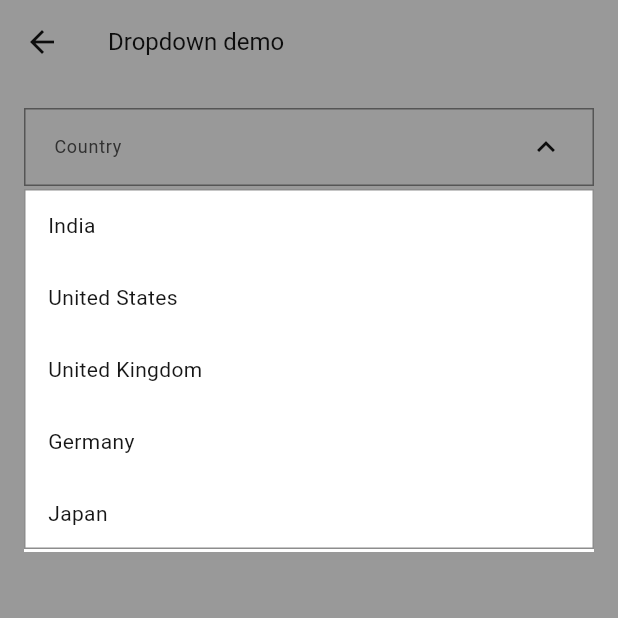
After one commit to Asif-Faizal/Flutter-Form-Engine, a Flutter app: the DropdownDemoScreen screen opened directly, after a tap on the "keyboard arrow down" icon, on a phone screen of 412 x 824 dp, the top half of it. The commit adds this screen. Run offline on Flutter 3.47's test engine with Material 3 defaults, Android fonts, the light colour scheme and no system bars; our stand-ins replace equatable, flutter_bloc, get_it; Roboto replaces fonts that are missing (IBMPlexSans).

Commit message:
feat: enhance dropdown functionality and add searchable dropdown widget
- Rebuilt DropdownFieldWidget to improve state management and UI interaction.
- Introduced FormEngineDropdownOverlay for better dropdown presentation and user experience.
- Added SearchableDropdownFieldWidget for enhanced selection capabilities.
- Updated FormEngineLocator to register the new searchable dropdown field type.
- Enhanced theming support with new overlay scrim color in FormEngineTheme.
- Updated example app to demonstrate new dropdown features and searchable dropdown functionality.

```diff
--- a/example/lib/main.dart
+++ b/example/lib/main.dart
@@ -1,13 +1,11 @@
 import 'package:flutter/material.dart';
-import 'package:flutter_form_engine/flutter_form_engine.dart';
 
 import 'screens/custom_demo_screen.dart';
 import 'screens/home_screen.dart';
 import 'theme/app_theme.dart';
 
 void main() {
-  FormEngineLocator.setup(theme: AppTheme.formEngineTheme);
-  registerExampleCustomWidgets();
+  registerExampleCustomWidgets(theme: AppTheme.formEngineTheme);
   runApp(const ExampleApp());
 }
 
--- a/example/lib/screens/custom_demo_screen.dart
+++ b/example/lib/screens/custom_demo_screen.dart
@@ -59,10 +59,11 @@ class _CustomDemoScreenState extends State<CustomDemoScreen> {
   }
 }
 
-/// Registers example custom widgets. Call from `main()` before `runApp`.
-void registerExampleCustomWidgets() {
+/// Sets up the form engine with the example's custom widgets.
+/// Call once from `main()` before `runApp`.
+void registerExampleCustomWidgets({required FormEngineTheme theme}) {
   FormEngineLocator.setup(
-    theme: FormEngineLocator.theme,
+    theme: theme,
     customWidgets: [
       MapEntry(
         FieldType.custom,
@@ -94,6 +95,5 @@ void registerExampleCustomWidgets() {
         },
       ),
     ],
-    reset: true,
   );
 }
--- a/example/lib/screens/dropdown_demo_screen.dart
+++ b/example/lib/screens/dropdown_demo_screen.dart
@@ -22,7 +22,6 @@ class _DropdownDemoScreenState extends State<DropdownDemoScreen> {
         'key': 'country',
         'type': 'dropdown',
         'label': 'Country',
-        'hint': 'Select a country',
         'validations': [
           {'rule': 'required', 'message': 'Please select a country'},
         ],
--- a/lib/flutter_form_engine.dart
+++ b/lib/flutter_form_engine.dart
@@ -45,6 +45,7 @@ export 'src/widgets/fields/date_field_widget.dart';
 export 'src/widgets/fields/dropdown_field_widget.dart';
 export 'src/widgets/fields/multi_select_field_widget.dart';
 export 'src/widgets/fields/radio_field_widget.dart';
+export 'src/widgets/fields/searchable_dropdown_field_widget.dart';
 export 'src/widgets/fields/time_field_widget.dart';
 
 // DI
--- a/lib/src/di/form_engine_locator.dart
+++ b/lib/src/di/form_engine_locator.dart
@@ -14,6 +14,7 @@ import '../widgets/fields/date_field_widget.dart';
 import '../widgets/fields/dropdown_field_widget.dart';
 import '../widgets/fields/multi_select_field_widget.dart';
 import '../widgets/fields/radio_field_widget.dart';
+import '../widgets/fields/searchable_dropdown_field_widget.dart';
 import '../widgets/fields/time_field_widget.dart';
 import '../widgets/fields/text_field_widget.dart';
 
@@ -111,6 +112,28 @@ abstract final class FormEngineLocator {
         required resolvedOptions,
       }) =>
           DropdownFieldWidget(
+            schema: schema,
+            value: value,
+            error: error,
+            enabled: enabled,
+            onChanged: onChanged,
+            onFocusLost: onFocusLost,
+            resolvedOptions: resolvedOptions,
+          ),
+    );
+
+    registry.register(
+      FieldType.searchableDropdown,
+      ({
+        required schema,
+        required value,
+        required error,
+        required enabled,
+        required onChanged,
+        required onFocusLost,
+        required resolvedOptions,
+      }) =>
+          SearchableDropdownFieldWidget(
             schema: schema,
             value: value,
             error: error,
--- a/lib/src/theme/form_engine_theme.dart
+++ b/lib/src/theme/form_engine_theme.dart
@@ -25,6 +25,7 @@ class FormEngineTheme extends Equatable {
     this.fontSizeBody = 14,
     this.fontSizeLabel = 12,
     this.fontSizeHint = 12,
+    this.overlayScrimColor = const Color(0x66000000),
   });
 
   final Color primaryColor;
@@ -45,6 +46,7 @@ class FormEngineTheme extends Equatable {
   final double fontSizeBody;
   final double fontSizeLabel;
   final double fontSizeHint;
+  final Color overlayScrimColor;
 
   /// IBM Carbon Design System defaults (light mode).
   factory FormEngineTheme.carbon({String? fontFamily}) {
@@ -84,6 +86,7 @@ class FormEngineTheme extends Equatable {
     double? fontSizeBody,
     double? fontSizeLabel,
     double? fontSizeHint,
+    Color? overlayScrimColor,
   }) {
     return FormEngineTheme(
       primaryColor: primaryColor ?? this.primaryColor,
@@ -104,6 +107,7 @@ class FormEngineTheme extends Equatable {
       fontSizeBody: fontSizeBody ?? this.fontSizeBody,
       fontSizeLabel: fontSizeLabel ?? this.fontSizeLabel,
       fontSizeHint: fontSizeHint ?? this.fontSizeHint,
+      overlayScrimColor: overlayScrimColor ?? this.overlayScrimColor,
     );
   }
 
--- a/lib/src/widgets/fields/dropdown_field_widget.dart
+++ b/lib/src/widgets/fields/dropdown_field_widget.dart
@@ -1,58 +1,125 @@
 import 'package:flutter/material.dart';
 
-import 'base_field_widget.dart';
+import '../../di/form_engine_locator.dart';
+import '../../models/field_option.dart';
+import '../../models/field_schema.dart';
+import 'form_engine_dropdown_overlay.dart';
 
-class DropdownFieldWidget extends BaseFieldWidget {
+class DropdownFieldWidget extends StatefulWidget {
   const DropdownFieldWidget({
     super.key,
-    required super.schema,
-    required super.value,
-    required super.error,
-    required super.enabled,
-    required super.onChanged,
-    required super.onFocusLost,
-    required super.resolvedOptions,
+    required this.schema,
+    required this.value,
+    required this.error,
+    required this.enabled,
+    required this.onChanged,
+    required this.onFocusLost,
+    required this.resolvedOptions,
   });
+
+  final FieldSchema schema;
+  final dynamic value;
+  final String? error;
+  final bool enabled;
+  final ValueChanged<dynamic> onChanged;
+  final VoidCallback onFocusLost;
+  final List<FieldOption> resolvedOptions;
+
+  @override
+  State<DropdownFieldWidget> createState() => _DropdownFieldWidgetState();
+}
+
+class _DropdownFieldWidgetState extends State<DropdownFieldWidget> {
+  final _anchorKey = GlobalKey();
+  var _isOpen = false;
+
+  List<FieldOption> get _options =>
+      widget.resolvedOptions.isNotEmpty
+          ? widget.resolvedOptions
+          : widget.schema.options;
+
+  dynamic get _selectedValue {
+    final optionValues = _options.map((option) => option.value).toSet();
+    return optionValues.contains(widget.value) ? widget.value : null;
+  }
+
+  String? get _displayLabel {
+    if (_selectedValue == null) return null;
+    for (final option in _options) {
+      if (option.value == _selectedValue) return option.label;
+    }
+    return null;
+  }
+
+  InputDecoration _decoration(BuildContext context) {
+    final base = InputDecoration(
+      labelText: widget.schema.label,
+      hintText: widget.schema.hint,
+      errorText: widget.error,
+    ).applyDefaults(Theme.of(context).inputDecorationTheme);
+
+    return base;
+  }
+
+  Future<void> _openMenu() async {
+    if (!widget.enabled || _options.isEmpty) return;
+
+    setState(() => _isOpen = true);
+
+    await FormEngineDropdownOverlay.show(
+      anchorKey: _anchorKey,
+      options: _options,
+      selectedValue: _selectedValue,
+      onSelected: (selected) {
+        widget.onChanged(selected);
+        widget.onFocusLost();
+      },
+      onDismissed: () {
+        if (mounted) setState(() => _isOpen = false);
+      },
+    );
+  }
 
   @override
   Widget build(BuildContext context) {
-    final options =
-        resolvedOptions.isNotEmpty ? resolvedOptions : schema.options;
-
-    final optionValues = options.map((option) => option.value).toSet();
-    final selectedValue = optionValues.contains(value) ? value : null;
+    final theme = FormEngineLocator.theme;
+    final displayLabel = _displayLabel;
 
     return Column(
-      crossAxisAlignment: CrossAxisAlignment.start,
+      crossAxisAlignment: CrossAxisAlignment.stretch,
       mainAxisSize: MainAxisSize.min,
       children: [
-        DropdownButtonFormField<dynamic>(
-          initialValue: selectedValue,
-          isExpanded: true,
-          style: Theme.of(context).textTheme.bodyMedium,
-          decoration: InputDecoration(
-            labelText: schema.label,
-            hintText: schema.hint,
-            errorText: error,
-          ).applyDefaults(Theme.of(context).inputDecorationTheme),
-          onTap: () {},
-          items: options
-              .map(
-                (o) => DropdownMenuItem<dynamic>(
-                  value: o.value,
+        InputDecorator(
+          key: _anchorKey,
+          decoration: _decoration(context),
+          isEmpty: displayLabel == null,
+          child: InkWell(
+            onTap: widget.enabled ? _openMenu : null,
+            child: Row(
+              children: [
+                Expanded(
                   child: Text(
-                    o.label,
-                    style: Theme.of(context).textTheme.bodyMedium,
+                    displayLabel ?? widget.schema.hint ?? '',
+                    style: Theme.of(context).textTheme.bodyMedium?.copyWith(
+                          color: displayLabel == null
+                              ? theme.hintColor
+                              : theme.onSurfaceColor,
+                        ),
+                    overflow: TextOverflow.ellipsis,
                   ),
                 ),
-              )
-              .toList(),
-          onChanged: enabled
-              ? (selected) {
-                  onChanged(selected);
-                  onFocusLost();
-                }
-              : null,
+                AnimatedRotation(
+                  turns: _isOpen ? 0.5 : 0,
+                  duration: const Duration(milliseconds: 220),
+                  curve: Curves.easeOutCubic,
+                  child: Icon(
+                    Icons.keyboard_arrow_down,
+                    color: theme.onSurfaceColor,
+                  ),
+                ),
+              ],
+            ),
+          ),
         ),
       ],
     );
--- /dev/null
+++ b/lib/src/widgets/fields/form_engine_dropdown_overlay.dart
@@ -0,0 +1,335 @@
+import 'dart:async';
+import 'dart:math' as math;
+
+import 'package:flutter/material.dart';
+
+import '../../di/form_engine_locator.dart';
+import '../../models/field_option.dart';
+import '../../theme/form_engine_theme.dart';
+
+/// Shows a modal dropdown panel anchored directly below [anchorKey].
+abstract final class FormEngineDropdownOverlay {
+  static _DropdownOverlayLayerState? _activeState;
+
+  static Future<void> dismissActive() async {
+    await _activeState?._close();
+  }
+
+  static Future<void> show({
+    required GlobalKey anchorKey,
+    required List<FieldOption> options,
+    required dynamic selectedValue,
+    required ValueChanged<dynamic> onSelected,
+    required VoidCallback onDismissed,
+  }) async {
+    final anchorContext = anchorKey.currentContext;
+    if (anchorContext == null) return;
+
+    final renderBox = anchorContext.findRenderObject() as RenderBox?;
+    if (renderBox == null || !renderBox.hasSize) return;
+
+    final overlay = Overlay.of(anchorContext, rootOverlay: true);
+    final theme = FormEngineLocator.theme;
+    final mediaQuery = MediaQuery.of(anchorContext);
+    final screenSize = mediaQuery.size;
+
+    await dismissActive();
+
+    final anchorOffset = renderBox.localToGlobal(Offset.zero);
+    final anchorSize = renderBox.size;
+
+    const horizontalPadding = 8.0;
+    const verticalGap = 2.0;
+    const itemHeight = 48.0;
+    const maxMenuHeight = 280.0;
+
+    final left = anchorOffset.dx.clamp(
+      horizontalPadding,
+      screenSize.width - anchorSize.width - horizontalPadding,
+    );
+    final anchorRect =
+        Rect.fromLTWH(left, anchorOffset.dy, anchorSize.width, anchorSize.height);
+    final menuTop = anchorRect.bottom + verticalGap;
+    final availableBelow =
+        screenSize.height - menuTop - mediaQuery.padding.bottom - 16;
+    final menuHeight = math.min(
+      maxMenuHeight,
+      math.min(availableBelow, options.length * itemHeight + 2),
+    );
+    final menuRect =
+        Rect.fromLTWH(anchorRect.left, menuTop, anchorRect.width, menuHeight);
+
+    final completer = Completer<void>();
+    late OverlayEntry entry;
+    entry = OverlayEntry(
+      builder: (overlayContext) {
+        return _DropdownOverlayLayer(
+          theme: theme,
+          anchorRect: anchorRect,
+          menuRect: menuRect,
+          options: options,
+          selectedValue: selectedValue,
+          onAttach: (state) => _activeState = state,
+          onDetach: () {
+            if (_activeState != null) _activeState = null;
+          },
+          onSelected: onSelected,
+          onDismissed: () {
+            onDismissed();
+            if (!completer.isCompleted) completer.complete();
+          },
+          onRemove: () => entry.remove(),
+        );
+      },
+    );
+
+    overlay.insert(entry);
+    return completer.future;
+  }
+}
+
+class _DropdownOverlayLayer extends StatefulWidget {
+  const _DropdownOverlayLayer({
+    required this.theme,
+    required this.anchorRect,
+    required this.menuRect,
+    required this.options,
+    required this.selectedValue,
+    required this.onAttach,
+    required this.onDetach,
+    required this.onSelected,
+    required this.onDismissed,
+    required this.onRemove,
+  });
+
+  final FormEngineTheme theme;
+  final Rect anchorRect;
+  final Rect menuRect;
+  final List<FieldOption> options;
+  final dynamic selectedValue;
+  final ValueChanged<_DropdownOverlayLayerState> onAttach;
+  final VoidCallback onDetach;
+  final ValueChanged<dynamic> onSelected;
+  final VoidCallback onDismissed;
+  final VoidCallback onRemove;
+
+  @override
+  State<_DropdownOverlayLayer> createState() => _DropdownOverlayLayerState();
+}
+
+class _DropdownOverlayLayerState extends State<_DropdownOverlayLayer>
+    with SingleTickerProviderStateMixin {
+  late final AnimationController _controller;
+  late final Animation<double> _fadeAnimation;
+  late final Animation<double> _expandAnimation;
+  var _isClosing = false;
+  var _didClose = false;
+
+  @override
+  void initState() {
+    super.initState();
+    widget.onAttach(this);
+    _controller = AnimationController(
+      vsync: this,
+      duration: const Duration(milliseconds: 240),
+      reverseDuration: const Duration(milliseconds: 180),
+    );
+    _fadeAnimation = CurvedAnimation(
+      parent: _controller,
+      curve: Curves.easeOut,
+      reverseCurve: Curves.easeIn,
+    );
+    _expandAnimation = CurvedAnimation(
+      parent: _controller,
+      curve: Curves.easeOutCubic,
+      reverseCurve: Curves.easeInCubic,
+    );
+    _controller.forward();
+  }
+
+  @override
+  void dispose() {
+    widget.onDetach();
+    _controller.dispose();
+    super.dispose();
+  }
+
+  Future<void> _close({dynamic selected}) async {
+    if (_isClosing || _didClose) return;
+    _isClosing = true;
+    await _controller.reverse();
+    if (!mounted) return;
+    _didClose = true;
+    widget.onRemove();
+    if (selected != null) {
+      widget.onSelected(selected);
+    }
+    widget.onDismissed();
+  }
+
+  @override
+  Widget build(BuildContext context) {
+    return Material(
+      type: MaterialType.transparency,
+      child: PopScope(
+        canPop: false,
+        onPopInvokedWithResult: (didPop, result) {
+          if (!didPop) _close();
+        },
+        child: Stack(
+        fit: StackFit.expand,
+        children: [
+          FadeTransition(
+            opacity: _fadeAnimation,
+            child: GestureDetector(
+              onTap: _close,
+              behavior: HitTestBehavior.opaque,
+              child: CustomPaint(
+                painter: _ScrimWithCutoutPainter(
+                  cutout: widget.menuRect,
+                  color: widget.theme.overlayScrimColor,
+                ),
+                child: const SizedBox.expand(),
+              ),
+            ),
+          ),
+          Positioned.fromRect(
+            rect: widget.menuRect,
+            child: FadeTransition(
+              opacity: _fadeAnimation,
+              child: Align(
+                alignment: Alignment.topCenter,
+                child: SizeTransition(
+                  axisAlignment: -1,
+                  sizeFactor: _expandAnimation,
+                  child: _DropdownMenuPanel(
+                    theme: widget.theme,
+                    options: widget.options,
+                    selectedValue: widget.selectedValue,
+                    onSelected: (value) => _close(selected: value),
+                  ),
+                ),
+              ),
+            ),
+          ),
+        ],
+        ),
+      ),
+    );
+  }
+}
+
+class _ScrimWithCutoutPainter extends CustomPainter {
+  _ScrimWithCutoutPainter({
+    required this.cutout,
+    required this.color,
+  });
+
+  final Rect cutout;
+  final Color color;
+
+  @override
+  void paint(Canvas canvas, Size size) {
+    final screen = Offset.zero & size;
+    final path = Path()
+      ..addRect(screen)
+      ..addRect(cutout);
+    path.fillType = PathFillType.evenOdd;
+    canvas.drawPath(path, Paint()..color = color);
+  }
+
+  @override
+  bool shouldRepaint(_ScrimWithCutoutPainter oldDelegate) {
+    return oldDelegate.cutout != cutout || oldDelegate.color != color;
+  }
+}
+
+class _DropdownMenuPanel extends StatelessWidget {
+  const _DropdownMenuPanel({
+    required this.theme,
+    required this.options,
+    required this.selectedValue,
+    required this.onSelected,
+  });
+
+  final FormEngineTheme theme;
+  final List<FieldOption> options;
+  final dynamic selectedValue;
+  final ValueChanged<dynamic> onSelected;
+
+  @override
+  Widget build(BuildContext context) {
+    return Material(
+      color: Colors.transparent,
+      child: DecoratedBox(
+        decoration: BoxDecoration(
+          color: theme.surfaceColor,
+          borderRadius: theme.borderRadius,
+          border: Border.all(color: theme.borderColor),
+          boxShadow: [
+            BoxShadow(
+              color: Colors.black.withValues(alpha: 0.14),
+              blurRadius: 16,
+              offset: const Offset(0, 8),
+            ),
+            BoxShadow(
+              color: Colors.black.withValues(alpha: 0.08),
+              blurRadius: 4,
+              offset: const Offset(0, 2),
+            ),
+          ],
+        ),
+        child: ClipRRect(
+          borderRadius: theme.borderRadius,
+          child: ListView.builder(
+            padding: EdgeInsets.zero,
+            shrinkWrap: true,
+            itemCount: options.length,
+            itemBuilder: (context, index) {
+              final option = options[index];
+              final isSelected = option.value == selectedValue;
+
+              return InkWell(
+                onTap: () => onSelected(option.value),
+                child: Container(
+                  width: double.infinity,
+                  padding: const EdgeInsets.symmetric(
+                    horizontal: 16,
+                    vertical: 14,
+                  ),
+                  color: isSelected
+                      ? theme.primaryColor.withValues(alpha: 0.08)
+                      : null,
+                  child: Row(
+                    children: [
+                      Expanded(
+                        child: Text(
+                          option.label,
+                          style: TextStyle(
+                            fontFamily: theme.fontFamily,
+                            fontSize: theme.fontSizeBody,
+                            color: isSelected
+                                ? theme.primaryColor
+                                : theme.onSurfaceColor,
+                            fontWeight:
+                                isSelected ? FontWeight.w500 : FontWeight.w400,
+                          ),
+                        ),
+                      ),
+                      if (isSelected)
+                        Icon(
+                          Icons.check,
+                          size: 18,
+                          color: theme.primaryColor,
+                        ),
+                    ],
+                  ),
+                ),
+              );
+            },
+          ),
+        ),
+      ),
+    );
+  }
+}
```
Also changed, not shown: example/pubspec.lock, 5 other files.
